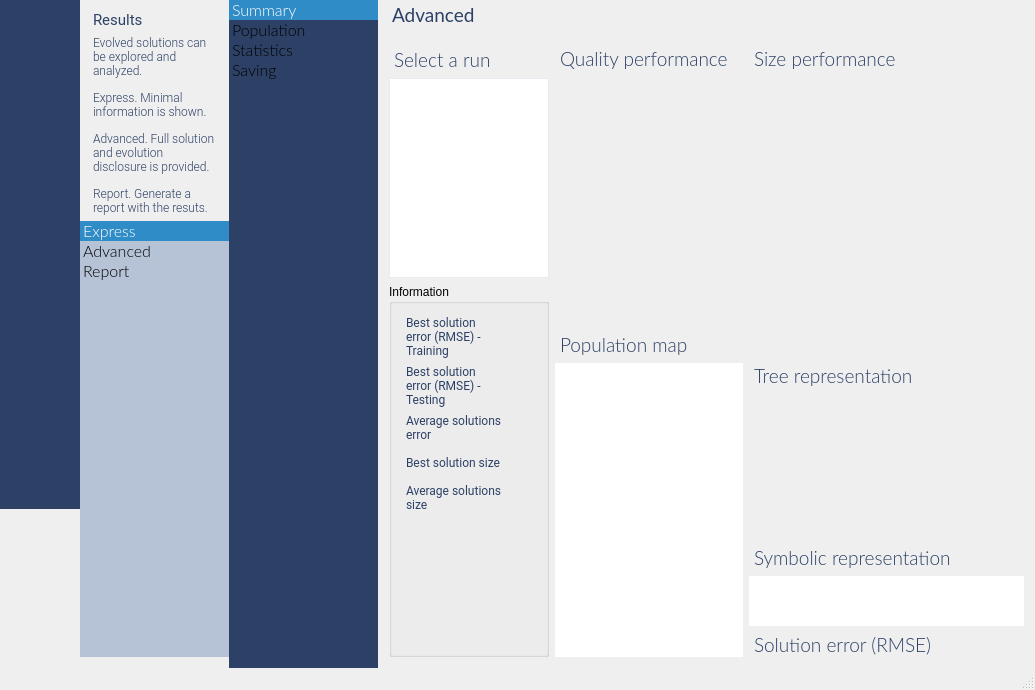
The window that source/mainwidget.ui (emigdioz/LeafGP) describes before a commit, drawn with Qt 5.
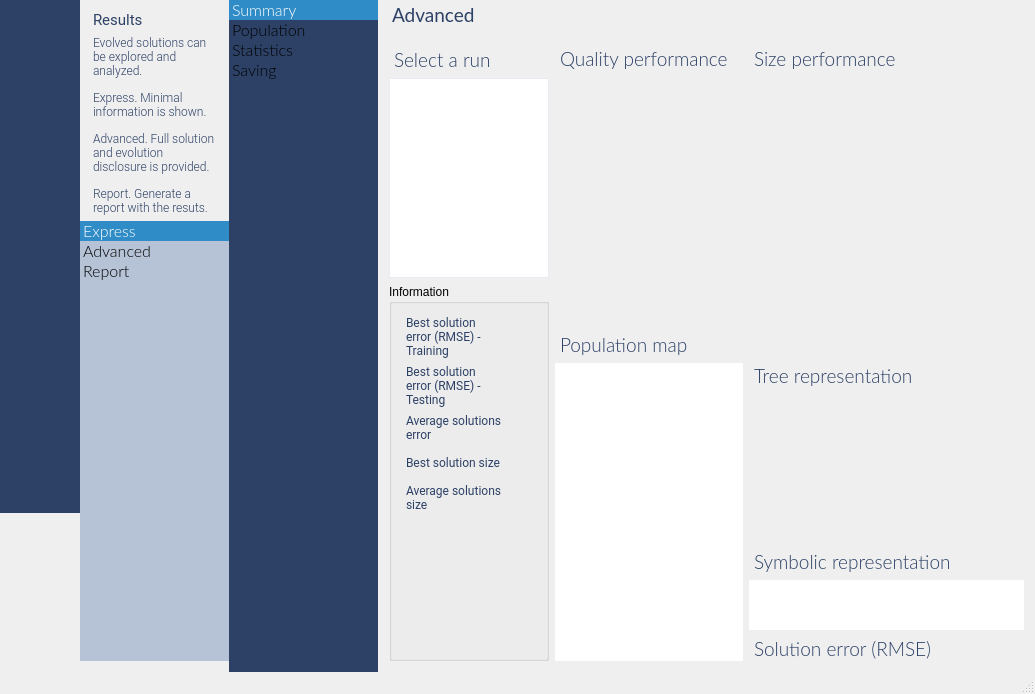
The same window after the commit. The open tabs and pages were chosen to show the change. Icons and pictures are not drawn. Custom widgets are drawn as their Qt base class.

```diff
--- a/source/mainwidget.ui
+++ b/source/mainwidget.ui
@@ -7,7 +7,7 @@
     <x>0</x>
     <y>0</y>
     <width>1035</width>
-    <height>676</height>
+    <height>694</height>
    </rect>
   </property>
   <property name="windowTitle">
@@ -6675,8 +6675,8 @@
                                      <rect>
                                       <x>0</x>
                                       <y>0</y>
-                                      <width>285</width>
-                                      <height>50</height>
+                                      <width>33</width>
+                                      <height>30</height>
                                      </rect>
                                     </property>
                                     <layout class="QGridLayout" name="gridLayout_108">
@@ -6744,8 +6744,8 @@
                                 <rect>
                                  <x>0</x>
                                  <y>0</y>
-                                 <width>178</width>
-                                 <height>266</height>
+                                 <width>26</width>
+                                 <height>26</height>
                                 </rect>
                                </property>
                                <layout class="QGridLayout" name="gridLayout_107">
```
Left out of the diff: 15 changed lines with no effect on the pictures.
